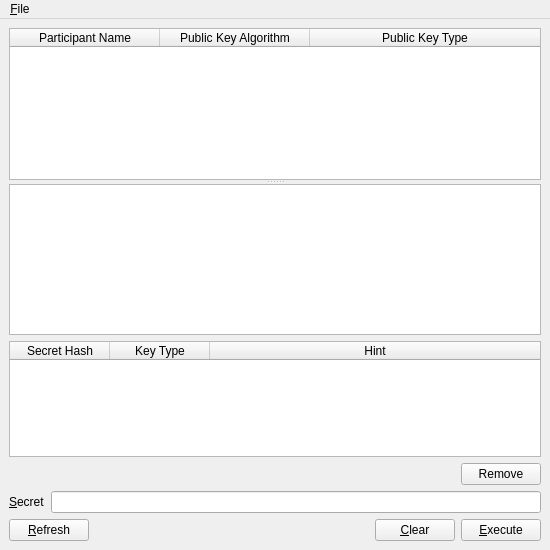
textbrowser/spot-on, file branches/trunk/UI/spot-on-smpwindow.ui: the form before one commit.
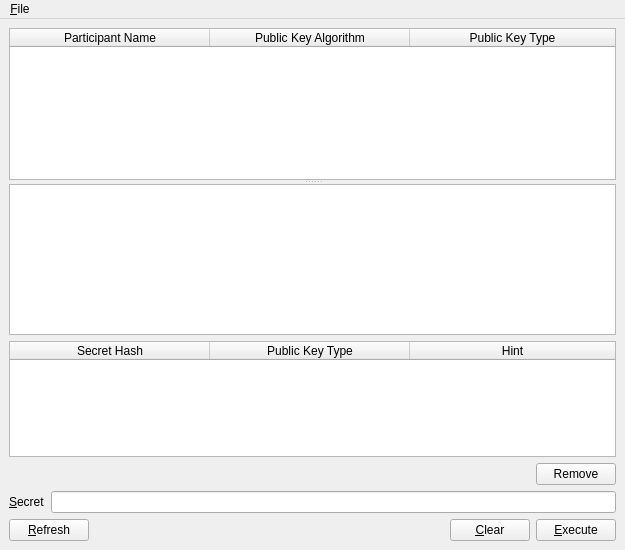
The form after the commit. Icons and pictures are not drawn.

Commit message: Completed p. refresh.

The edit to the form file:
```diff
--- a/branches/trunk/UI/spot-on-smpwindow.ui
+++ b/branches/trunk/UI/spot-on-smpwindow.ui
@@ -6,7 +6,7 @@
    <rect>
     <x>0</x>
     <y>0</y>
-    <width>550</width>
+    <width>625</width>
     <height>550</height>
    </rect>
   </property>
@@ -35,7 +35,7 @@
         <bool>true</bool>
        </property>
        <attribute name="horizontalHeaderDefaultSectionSize">
-        <number>150</number>
+        <number>200</number>
        </attribute>
        <attribute name="horizontalHeaderStretchLastSection">
         <bool>true</bool>
@@ -75,6 +75,9 @@
         <property name="sortingEnabled">
          <bool>true</bool>
         </property>
+        <attribute name="horizontalHeaderDefaultSectionSize">
+         <number>200</number>
+        </attribute>
         <attribute name="horizontalHeaderStretchLastSection">
          <bool>true</bool>
         </attribute>
@@ -85,7 +88,7 @@
         </column>
         <column>
          <property name="text">
-          <string>Key Type</string>
+          <string>Public Key Type</string>
          </property>
         </column>
         <column>
@@ -183,7 +186,7 @@
     <rect>
      <x>0</x>
      <y>0</y>
-     <width>550</width>
+     <width>625</width>
      <height>19</height>
     </rect>
    </property>
```
Left out of the diff: 6 changed lines with no effect on the pictures. The commit also changes 2 other files.
